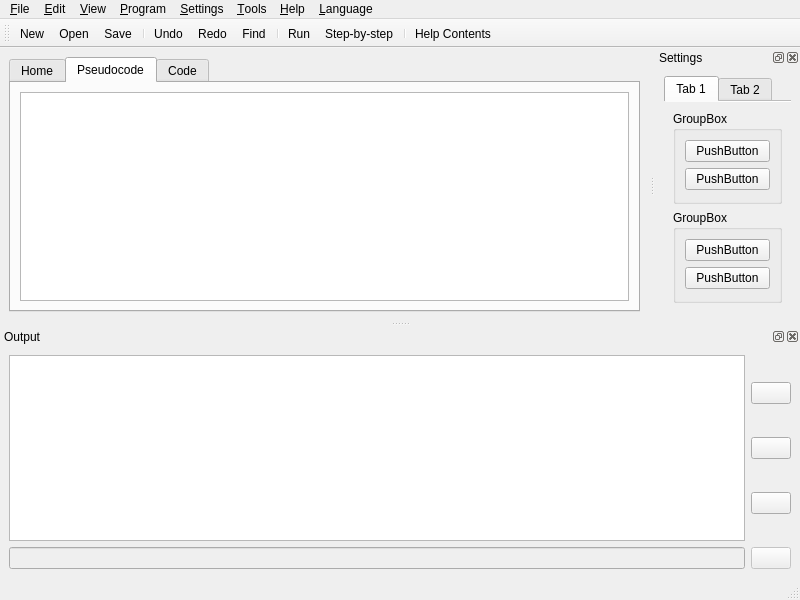
Qt form src/forms/ui_mainwindow.ui (TuringApp/Turing) before a commit.
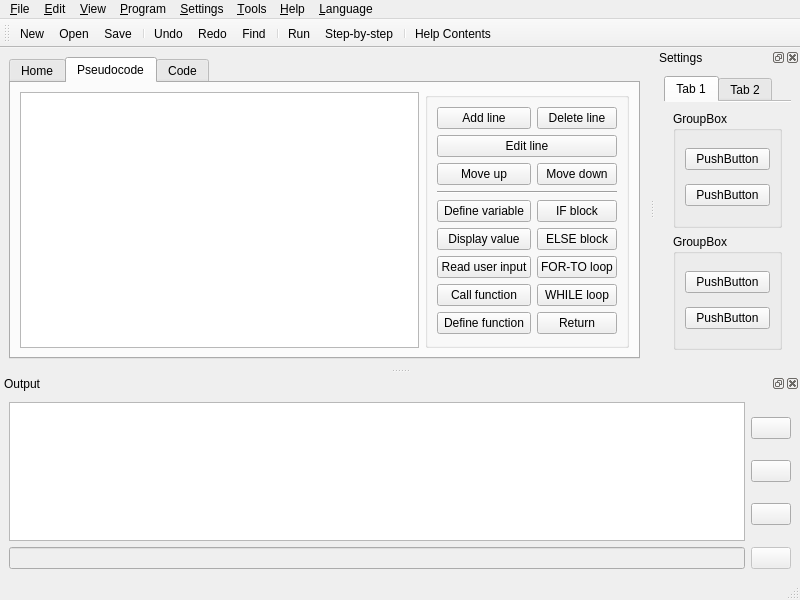
The same form after that commit. The open tabs and pages were chosen to show the change. Icons and pictures are not drawn.

Commit message: add algo buttons

```diff
--- a/src/forms/ui_mainwindow.ui
+++ b/src/forms/ui_mainwindow.ui
@@ -49,7 +49,7 @@
        <attribute name="title">
         <string>Pseudocode</string>
        </attribute>
-       <layout class="QHBoxLayout" name="horizontalLayout">
+       <layout class="QHBoxLayout" name="horizontalLayout" stretch="1,0">
         <item>
          <widget class="QTreeWidget" name="treeWidget">
           <attribute name="headerVisible">
@@ -62,6 +62,147 @@
           </column>
          </widget>
         </item>
+        <item>
+         <widget class="QGroupBox" name="verticalGroupBox">
+          <property name="title">
+           <string/>
+          </property>
+          <layout class="QGridLayout" name="gridLayout">
+           <item row="1" column="0" colspan="2">
+            <widget class="QPushButton" name="btnAlgo_Edit">
+             <property name="text">
+              <string>Edit line</string>
+             </property>
+             <property name="icon">
+              <iconset resource="../turing.qrc">
+               <normaloff>:/action/media/edit_line.png</normaloff>:/action/media/edit_line.png</iconset>
+             </property>
+            </widget>
+           </item>
+           <item row="8" column="0">
+            <widget class="QPushButton" name="btnAlgo_Func">
+             <property name="text">
+              <string>Define function</string>
+             </property>
+            </widget>
+           </item>
+           <item row="7" column="0">
+            <widget class="QPushButton" name="btnAlgo_Call">
+             <property name="text">
+              <string>Call function</string>
+             </property>
+            </widget>
+           </item>
+           <item row="0" column="1">
+            <widget class="QPushButton" name="btnAlgo_Delete">
+             <property name="text">
+              <string>Delete line</string>
+             </property>
+             <property name="icon">
+              <iconset resource="../turing.qrc">
+               <normaloff>:/action/media/delete.png</normaloff>:/action/media/delete.png</iconset>
+             </property>
+            </widget>
+           </item>
+           <item row="0" column="0">
+            <widget class="QPushButton" name="btnAlgo_Add">
+             <property name="text">
+              <string>Add line</string>
+             </property>
+             <property name="icon">
+              <iconset resource="../turing.qrc">
+               <normaloff>:/action/media/add.png</normaloff>:/action/media/add.png</iconset>
+             </property>
+            </widget>
+           </item>
+           <item row="8" column="1">
+            <widget class="QPushButton" name="btnAlgo_Return">
+             <property name="text">
+              <string>Return</string>
+             </property>
+            </widget>
+           </item>
+           <item row="2" column="1">
+            <widget class="QPushButton" name="btnAlgo_Down">
+             <property name="text">
+              <string>Move down</string>
+             </property>
+             <property name="icon">
+              <iconset resource="../turing.qrc">
+               <normaloff>:/action/media/down.png</normaloff>:/action/media/down.png</iconset>
+             </property>
+            </widget>
+           </item>
+           <item row="2" column="0">
+            <widget class="QPushButton" name="btnAlgo_Up">
+             <property name="text">
+              <string>Move up</string>
+             </property>
+             <property name="icon">
+              <iconset resource="../turing.qrc">
+               <normaloff>:/action/media/up.png</normaloff>:/action/media/up.png</iconset>
+             </property>
+            </widget>
+           </item>
+           <item row="4" column="0">
+            <widget class="QPushButton" name="btnAlgo_Variable">
+             <property name="text">
+              <string>Define variable</string>
+             </property>
+            </widget>
+           </item>
+           <item row="6" column="0">
+            <widget class="QPushButton" name="btnAlgo_Input">
+             <property name="text">
+              <string>Read user input</string>
+             </property>
+            </widget>
+           </item>
+           <item row="6" column="1">
+            <widget class="QPushButton" name="btnAlgo_For">
+             <property name="text">
+              <string>FOR-TO loop</string>
+             </property>
+            </widget>
+           </item>
+           <item row="7" column="1">
+            <widget class="QPushButton" name="btnAlgo_While">
+             <property name="text">
+              <string>WHILE loop</string>
+             </property>
+            </widget>
+           </item>
+           <item row="5" column="0">
+            <widget class="QPushButton" name="btnAlgo_Display">
+             <property name="text">
+              <string>Display value</string>
+             </property>
+            </widget>
+           </item>
+           <item row="4" column="1">
+            <widget class="QPushButton" name="btnAlgo_If">
+             <property name="text">
+              <string>IF block</string>
+             </property>
+            </widget>
+           </item>
+           <item row="5" column="1">
+            <widget class="QPushButton" name="btnAlgo_Else">
+             <property name="text">
+              <string>ELSE block</string>
+             </property>
+            </widget>
+           </item>
+           <item row="3" column="0" colspan="2">
+            <widget class="Line" name="line">
+             <property name="orientation">
+              <enum>Qt::Horizontal</enum>
+             </property>
+            </widget>
+           </item>
+          </layout>
+         </widget>
+        </item>
        </layout>
       </widget>
       <widget class="QWidget" name="tab_code">
```
Left out of the diff: 2 changed lines with no effect on the pictures. The commit also changes 9 other files.
